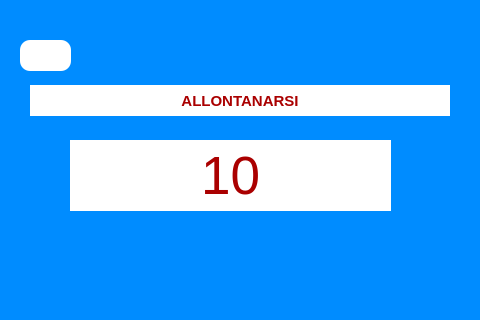
The window that view/timer_window.ui (ISacchitella/MicroOne_v1.1) describes before a commit, drawn with Qt 5.
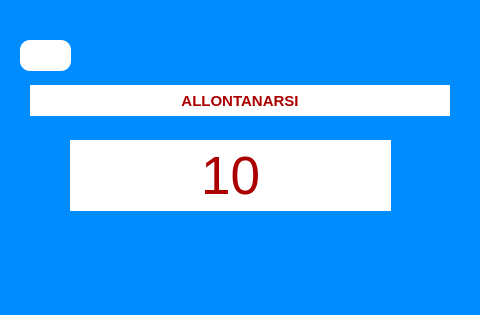
The same window after the commit. Icons and pictures are not drawn.

What changed in the file:
```diff
--- a/view/timer_window.ui
+++ b/view/timer_window.ui
@@ -7,7 +7,7 @@
     <x>0</x>
     <y>0</y>
     <width>480</width>
-    <height>320</height>
+    <height>315</height>
    </rect>
   </property>
   <property name="windowTitle">
```
